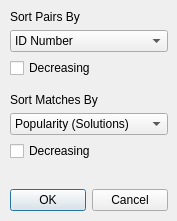
Above: KPD GUI/SortDialog.ui from mathieubray/KPDGUI before the change. Below: the same form after it.
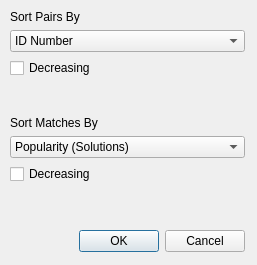
That is the form after the change.

Diff of the .ui file:
```diff
--- a/KPD GUI/SortDialog.ui
+++ b/KPD GUI/SortDialog.ui
@@ -6,10 +6,22 @@
    <rect>
     <x>0</x>
     <y>0</y>
-    <width>177</width>
-    <height>221</height>
+    <width>257</width>
+    <height>265</height>
    </rect>
   </property>
+  <property name="minimumSize">
+   <size>
+    <width>257</width>
+    <height>265</height>
+   </size>
+  </property>
+  <property name="maximumSize">
+   <size>
+    <width>257</width>
+    <height>265</height>
+   </size>
+  </property>
   <property name="windowTitle">
    <string>Sort...</string>
   </property>
@@ -18,8 +30,8 @@
     <rect>
      <x>10</x>
      <y>10</y>
-     <width>158</width>
-     <height>201</height>
+     <width>235</width>
+     <height>242</height>
     </rect>
    </property>
    <layout class="QVBoxLayout" name="verticalLayout">
```
